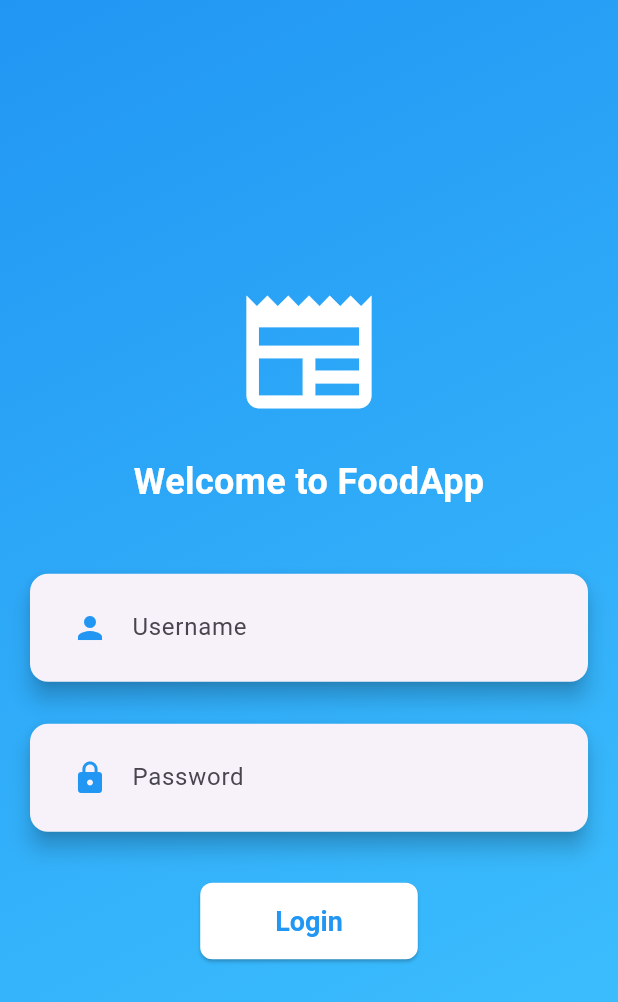
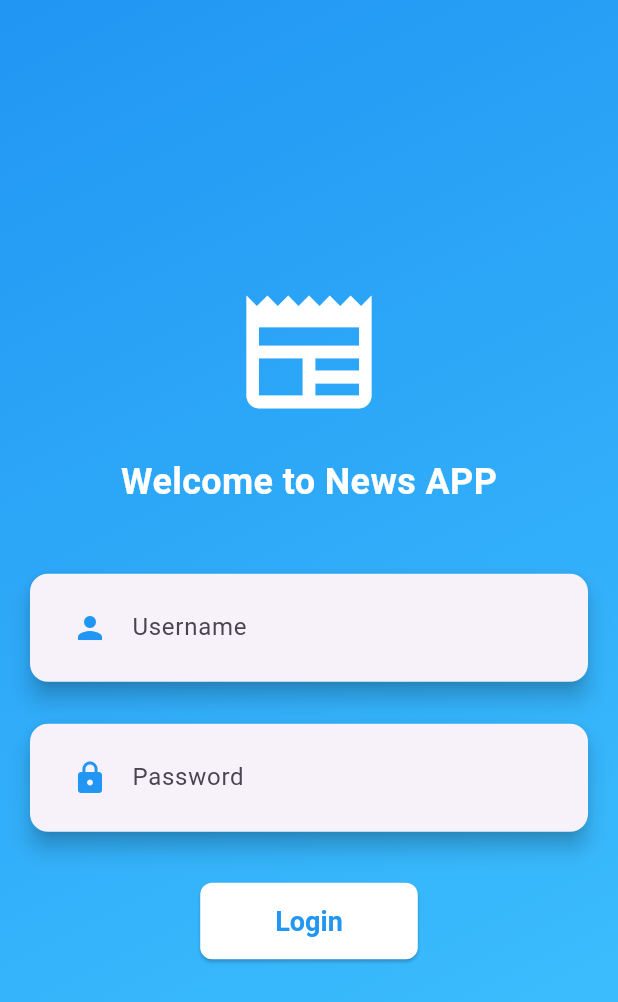
Before and after one commit to tadeusvito/kuispraktpm, a Flutter app: the screen it shows after launch, on a phone screen of 412 x 824 dp. Shown: the top 1002 px of the screen. Run offline on Flutter 3.47's test engine with Material 3 defaults, Android fonts, the light colour scheme and no system bars.

Commit message:
Update login.dart

```diff
--- a/lib/login.dart
+++ b/lib/login.dart
@@ -45,7 +45,7 @@ class LoginPage extends StatelessWidget {
                   Icon(Icons.newspaper, size: 100, color: Colors.white),
                   SizedBox(height: 20),
                   Text(
-                    "Welcome to FoodApp",
+                    "Welcome to News APP",
                     style: TextStyle(
                       fontSize: 24,
                       fontWeight: FontWeight.bold,
```
